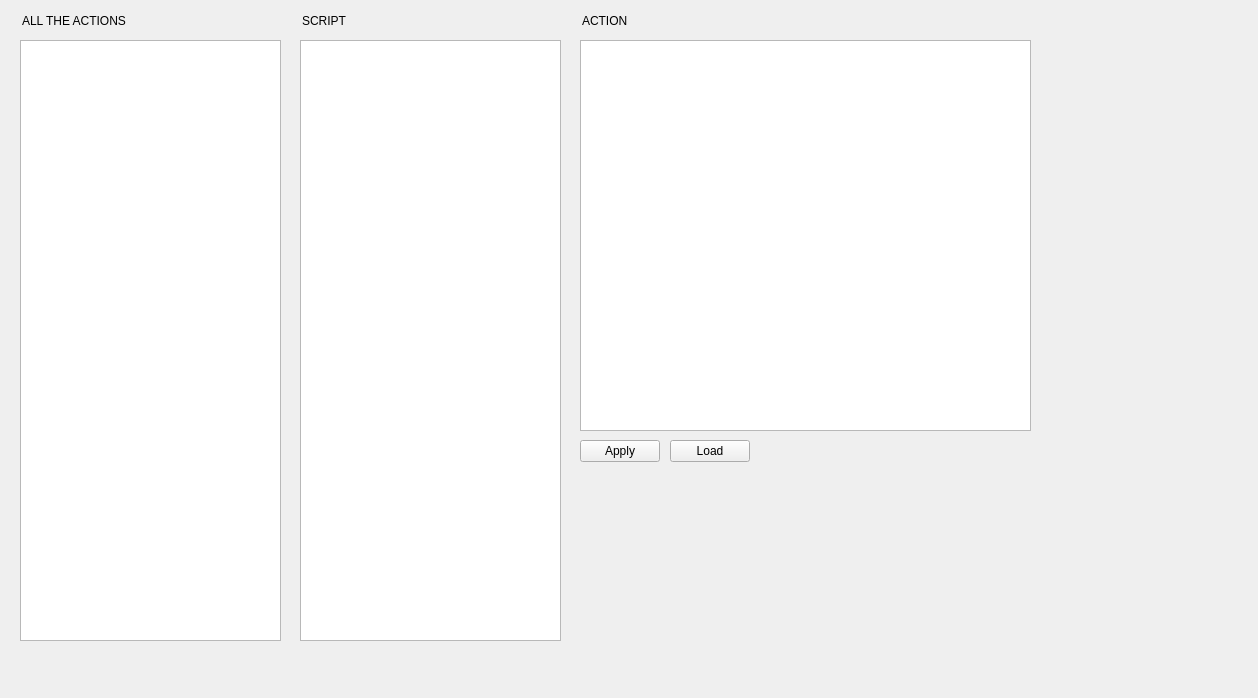
First picture: the form in scriptbuilder/ScriptBuilder/mainwindow.ui, repository robotology/blocktest, before the edit.
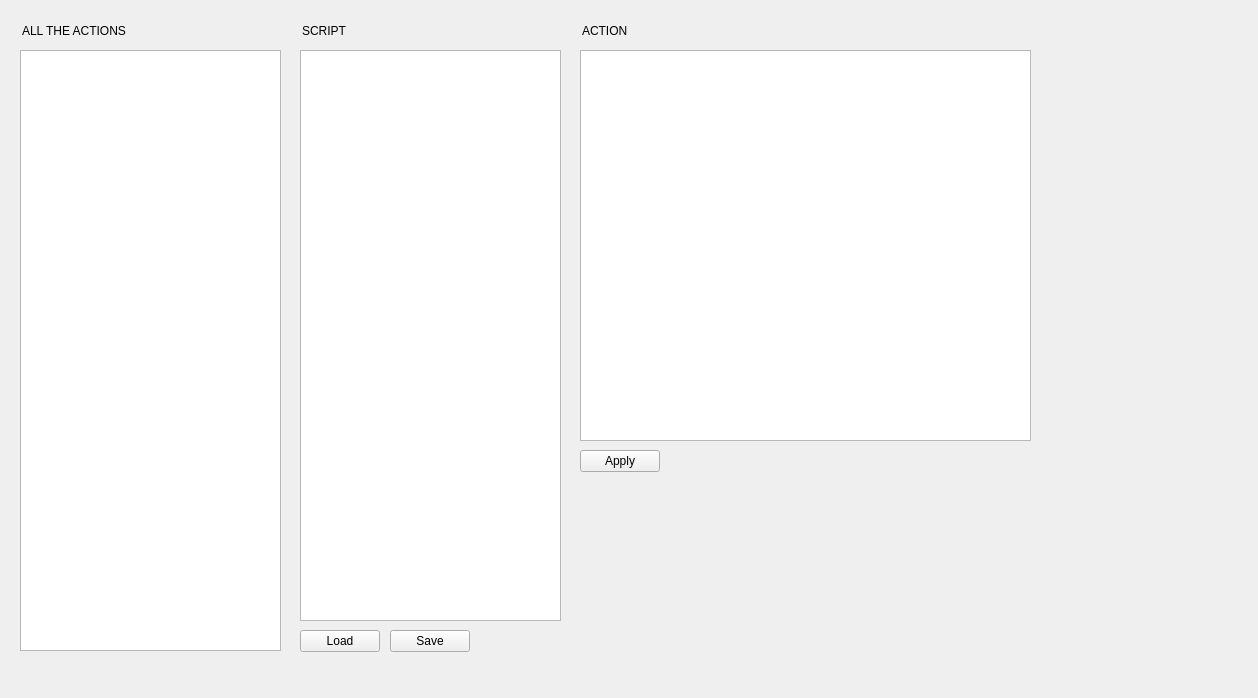
Second picture: the form after the edit.

```diff
--- a/scriptbuilder/ScriptBuilder/mainwindow.ui
+++ b/scriptbuilder/ScriptBuilder/mainwindow.ui
@@ -24,7 +24,7 @@
     <property name="geometry">
      <rect>
       <x>20</x>
-      <y>40</y>
+      <y>50</y>
       <width>261</width>
       <height>601</height>
      </rect>
@@ -46,7 +46,7 @@
     <property name="geometry">
      <rect>
       <x>20</x>
-      <y>10</y>
+      <y>20</y>
       <width>157</width>
       <height>21</height>
      </rect>
@@ -72,7 +72,7 @@
     <property name="geometry">
      <rect>
       <x>300</x>
-      <y>10</y>
+      <y>20</y>
       <width>157</width>
       <height>21</height>
      </rect>
@@ -95,9 +95,9 @@
     <property name="geometry">
      <rect>
       <x>300</x>
-      <y>40</y>
+      <y>50</y>
       <width>261</width>
-      <height>601</height>
+      <height>571</height>
      </rect>
     </property>
     <property name="editTriggers">
@@ -120,7 +120,7 @@
     <property name="geometry">
      <rect>
       <x>580</x>
-      <y>10</y>
+      <y>20</y>
       <width>157</width>
       <height>21</height>
      </rect>
@@ -139,11 +139,11 @@
      <bool>false</bool>
     </property>
    </widget>
-   <widget class="QPushButton" name="saveButton">
+   <widget class="QPushButton" name="applyButton">
     <property name="geometry">
      <rect>
       <x>580</x>
-      <y>440</y>
+      <y>450</y>
       <width>80</width>
       <height>22</height>
      </rect>
@@ -156,7 +156,7 @@
     <property name="geometry">
      <rect>
       <x>580</x>
-      <y>40</y>
+      <y>50</y>
       <width>451</width>
       <height>391</height>
      </rect>
@@ -174,7 +174,7 @@
      <enum>Qt::SolidLine</enum>
     </property>
     <attribute name="horizontalHeaderVisible">
-     <bool>true</bool>
+     <bool>false</bool>
     </attribute>
     <attribute name="horizontalHeaderCascadingSectionResizes">
      <bool>false</bool>
@@ -204,8 +204,8 @@
    <widget class="QPushButton" name="loadButton">
     <property name="geometry">
      <rect>
-      <x>670</x>
-      <y>440</y>
+      <x>300</x>
+      <y>630</y>
       <width>80</width>
       <height>22</height>
      </rect>
@@ -214,6 +214,19 @@
      <string>Load</string>
     </property>
    </widget>
+   <widget class="QPushButton" name="saveButton">
+    <property name="geometry">
+     <rect>
+      <x>390</x>
+      <y>630</y>
+      <width>80</width>
+      <height>22</height>
+     </rect>
+    </property>
+    <property name="text">
+     <string>Save</string>
+    </property>
+   </widget>
   </widget>
  </widget>
  <layoutdefault spacing="6" margin="11"/>
```
